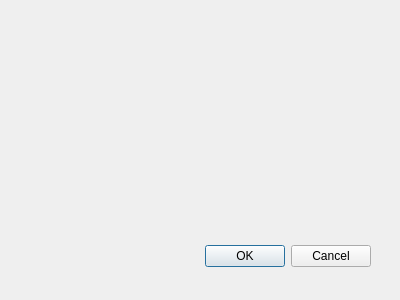
Old version of the form TER_Code/type_choice.ui in the repository Zelteir/automata-to-regular-language.
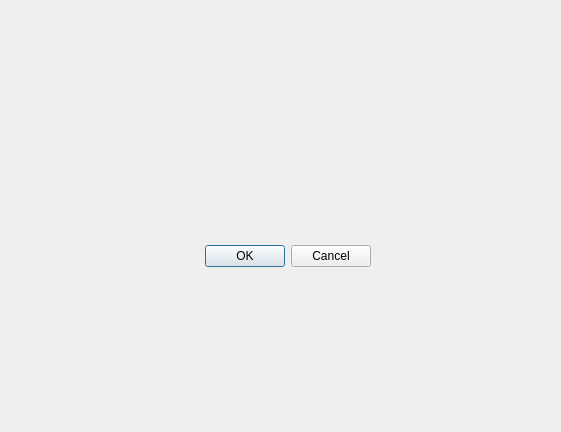
New version of the form.

```diff
--- a/TER_Code/type_choice.ui
+++ b/TER_Code/type_choice.ui
@@ -8,8 +8,8 @@
    <rect>
     <x>0</x>
     <y>0</y>
-    <width>400</width>
-    <height>300</height>
+    <width>561</width>
+    <height>432</height>
    </rect>
   </property>
   <property name="windowTitle">
```
Left out of the diff: 37 changed lines with no effect on the pictures.
